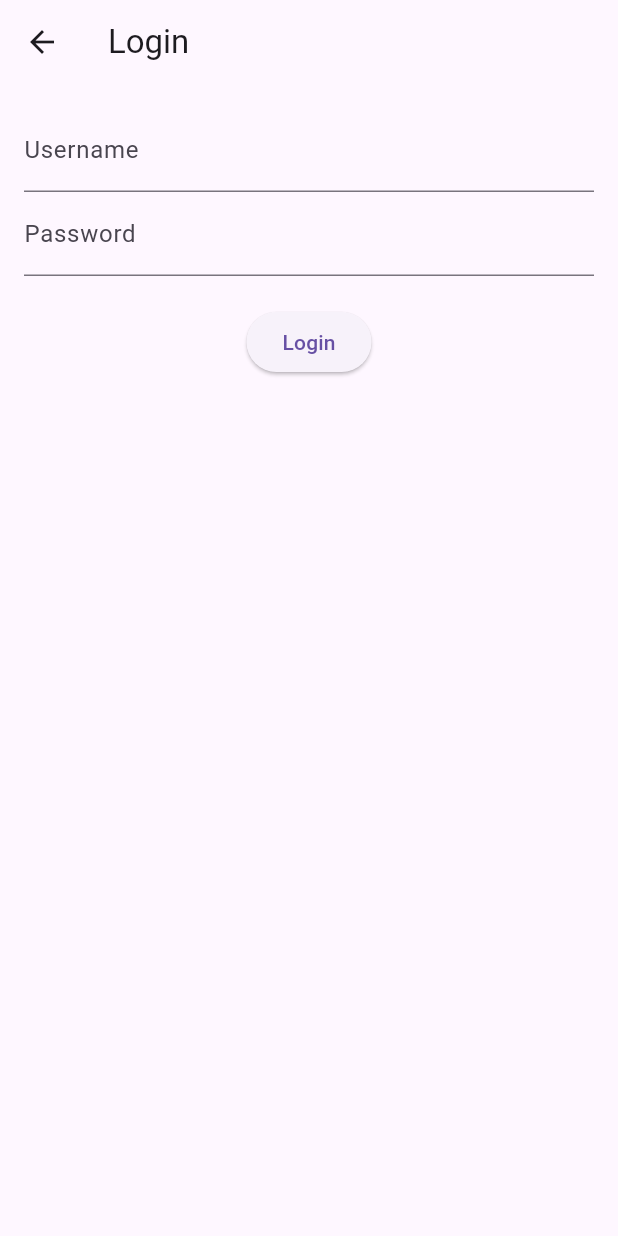
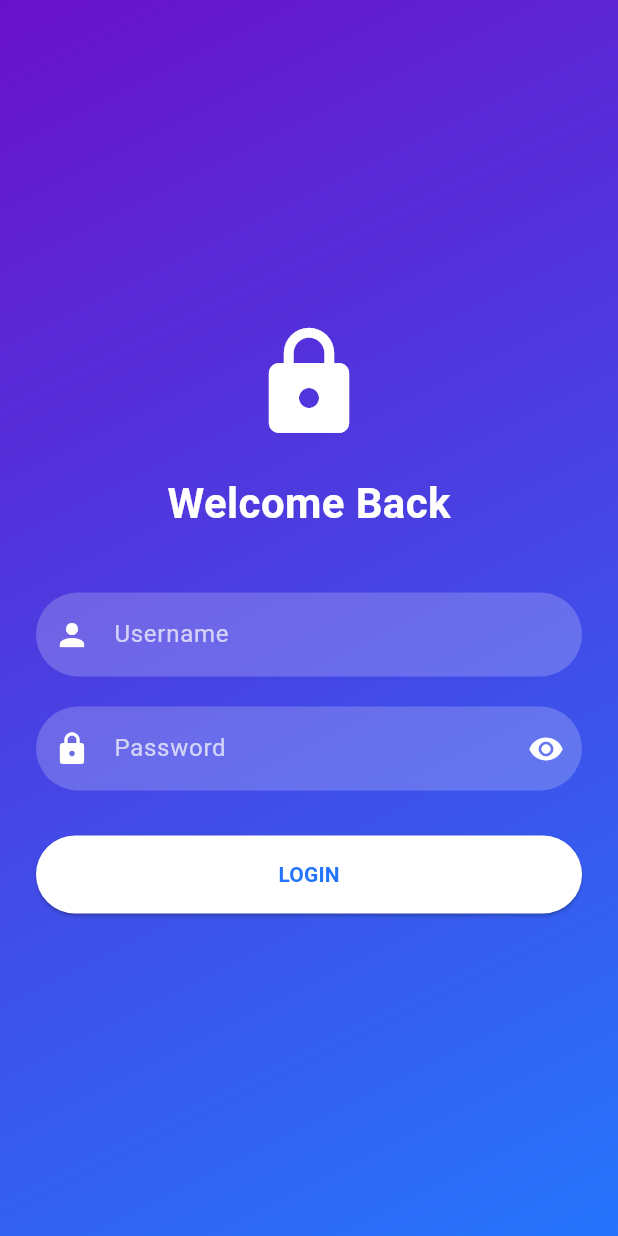
Before and after one commit to shaikmalikbasha/learn_flutter_by_examples, a Flutter app: the LoginPage screen opened directly, on a phone screen of 412 x 824 dp. Run offline on Flutter 3.47's test engine with Material 3 defaults, Android fonts, the phone set to English and light mode, and no system bars; our stand-ins replace go_router.

Commit message:
Login Page added

```diff
--- a/lib/features/go_router_poc/pages/login.dart
+++ b/lib/features/go_router_poc/pages/login.dart
@@ -1,48 +1,165 @@
 import 'package:flutter/material.dart';
+import 'package:learn_flutter_by_examples/features/school_app_1/index.dart';
+
+class LoginExampleApp extends StatelessWidget {
+  const LoginExampleApp({super.key});
+
+  @override
+  Widget build(BuildContext context) {
+    return const MaterialApp(
+      debugShowCheckedModeBanner: false,
+      title: 'LoginExample',
+      home: LoginPage(),
+    );
+  }
+}
 
 class LoginPage extends StatefulWidget {
-  LoginPage({super.key});
+  const LoginPage({super.key});
+
   @override
-  _LoginPageState createState() => _LoginPageState();
+  State<LoginPage> createState() => _LoginPageState();
 }
 
 class _LoginPageState extends State<LoginPage> {
-  final _usernameController = TextEditingController();
-  final _passwordController = TextEditingController();
+  final TextEditingController _usernameController = TextEditingController();
+  final TextEditingController _passwordController = TextEditingController();
 
-  void _login() {
-    if (_usernameController.text == 'admin' &&
-        _passwordController.text == 'password') {
+  bool _obscurePassword = true;
+  bool _isLoading = false;
+
+  void _login() async {
+    String username = _usernameController.text.trim();
+    String password = _passwordController.text.trim();
+
+    if (username.isEmpty || password.isEmpty) {
       ScaffoldMessenger.of(
         context,
-      ).showSnackBar(SnackBar(content: Text('Login successful')));
-    } else {
-      ScaffoldMessenger.of(
+      ).showSnackBar(const SnackBar(content: Text("Please enter all fields")));
+      return;
+    }
+
+    setState(() => _isLoading = true);
+
+    // Simulate API call
+    await Future.delayed(const Duration(seconds: 2));
+
+    setState(() => _isLoading = false);
+
+    // Navigate to HomePage
+    Navigator.pushReplacement(
       context,
-      ).showSnackBar(SnackBar(content: Text('Invalid credentials')));
-    }
+      MaterialPageRoute(builder: (context) => SchoolApp()),
+    );
   }
 
   @override
   Widget build(BuildContext context) {
     return Scaffold(
-      appBar: AppBar(title: Text('Login')),
-      body: Padding(
-        padding: EdgeInsets.all(16.0),
+      body: Container(
+        decoration: const BoxDecoration(
+          gradient: LinearGradient(
+            colors: [Color(0xFF6A11CB), Color(0xFF2575FC)],
+            begin: Alignment.topLeft,
+            end: Alignment.bottomRight,
+          ),
+        ),
+        child: Center(
+          child: SingleChildScrollView(
+            child: Padding(
+              padding: const EdgeInsets.symmetric(horizontal: 24),
               child: Column(
                 children: [
+                  const Icon(Icons.lock, size: 80, color: Colors.white),
+                  const SizedBox(height: 20),
+
+                  const Text(
+                    "Welcome Back",
+                    style: TextStyle(
+                      fontSize: 28,
+                      fontWeight: FontWeight.bold,
+                      color: Colors.white,
+                    ),
+                  ),
+
+                  const SizedBox(height: 40),
+
                   TextField(
                     controller: _usernameController,
-              decoration: InputDecoration(labelText: 'Username'),
+                    style: const TextStyle(color: Colors.white),
+                    decoration: InputDecoration(
+                      hintText: "Username",
+                      hintStyle: const TextStyle(color: Colors.white70),
+                      filled: true,
+                      fillColor: Colors.white.withOpacity(0.2),
+                      prefixIcon: const Icon(Icons.person, color: Colors.white),
+                      border: OutlineInputBorder(
+                        borderRadius: BorderRadius.circular(30),
+                        borderSide: BorderSide.none,
                       ),
+                    ),
+                  ),
+
+                  const SizedBox(height: 20),
+
                   TextField(
                     controller: _passwordController,
-              decoration: InputDecoration(labelText: 'Password'),
-              obscureText: true,
+                    obscureText: _obscurePassword,
+                    style: const TextStyle(color: Colors.white),
+                    decoration: InputDecoration(
+                      hintText: "Password",
+                      hintStyle: const TextStyle(color: Colors.white70),
+                      filled: true,
+                      fillColor: Colors.white.withOpacity(0.2),
+                      prefixIcon: const Icon(Icons.lock, color: Colors.white),
+                      suffixIcon: IconButton(
+                        icon: Icon(
+                          _obscurePassword
+                              ? Icons.visibility
+                              : Icons.visibility_off,
+                          color: Colors.white,
                         ),
-            SizedBox(height: 20),
-            ElevatedButton(onPressed: _login, child: Text('Login')),
+                        onPressed: () {
+                          setState(() {
+                            _obscurePassword = !_obscurePassword;
+                          });
+                        },
+                      ),
+                      border: OutlineInputBorder(
+                        borderRadius: BorderRadius.circular(30),
+                        borderSide: BorderSide.none,
+                      ),
+                    ),
+                  ),
+
+                  const SizedBox(height: 30),
+
+                  SizedBox(
+                    width: double.infinity,
+                    child: ElevatedButton(
+                      onPressed: _isLoading ? null : _login,
+                      style: ElevatedButton.styleFrom(
+                        backgroundColor: Colors.white,
+                        padding: const EdgeInsets.symmetric(vertical: 16),
+                        shape: RoundedRectangleBorder(
+                          borderRadius: BorderRadius.circular(30),
+                        ),
+                      ),
+                      child: _isLoading
+                          ? const CircularProgressIndicator(color: Colors.blue)
+                          : const Text(
+                              "LOGIN",
+                              style: TextStyle(
+                                color: Color(0xFF2575FC),
+                                fontWeight: FontWeight.bold,
+                              ),
+                            ),
+                    ),
+                  ),
                 ],
+              ),
+            ),
+          ),
         ),
       ),
     );
--- a/lib/main.dart
+++ b/lib/main.dart
@@ -1,7 +1,12 @@
 import 'package:flutter/material.dart';
+import 'package:learn_flutter_by_examples/features/go_router_poc/pages/login.dart';
 // import 'package:learn_flutter_by_examples/features/go_router_poc/go_router_example.dart';
 // void main() => runApp(GoRouterExample());
 
-import 'package:learn_flutter_by_examples/features/scroll_poc/scroll_items.dart';
+// import 'package:learn_flutter_by_examples/features/scroll_poc/scroll_items.dart';
+// void main() => runApp(InfiniteScrollApp());
 
-void main() => runApp(InfiniteScrollApp());
+// import 'package:learn_flutter_by_examples/features/school_app_1/index.dart';
+// void main() => runApp(SchoolApp());
+
+void main() => runApp(LoginExampleApp());
```
Also changed, not shown: 1 other file. Lines whose indentation alone changed are shown as unchanged.
